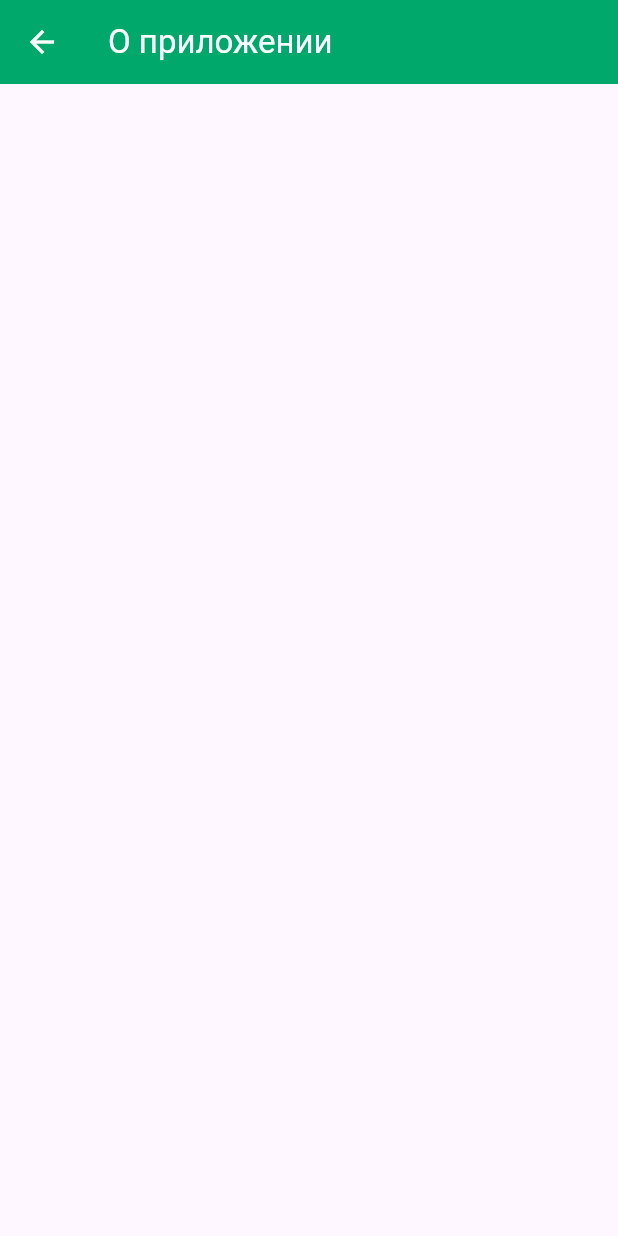
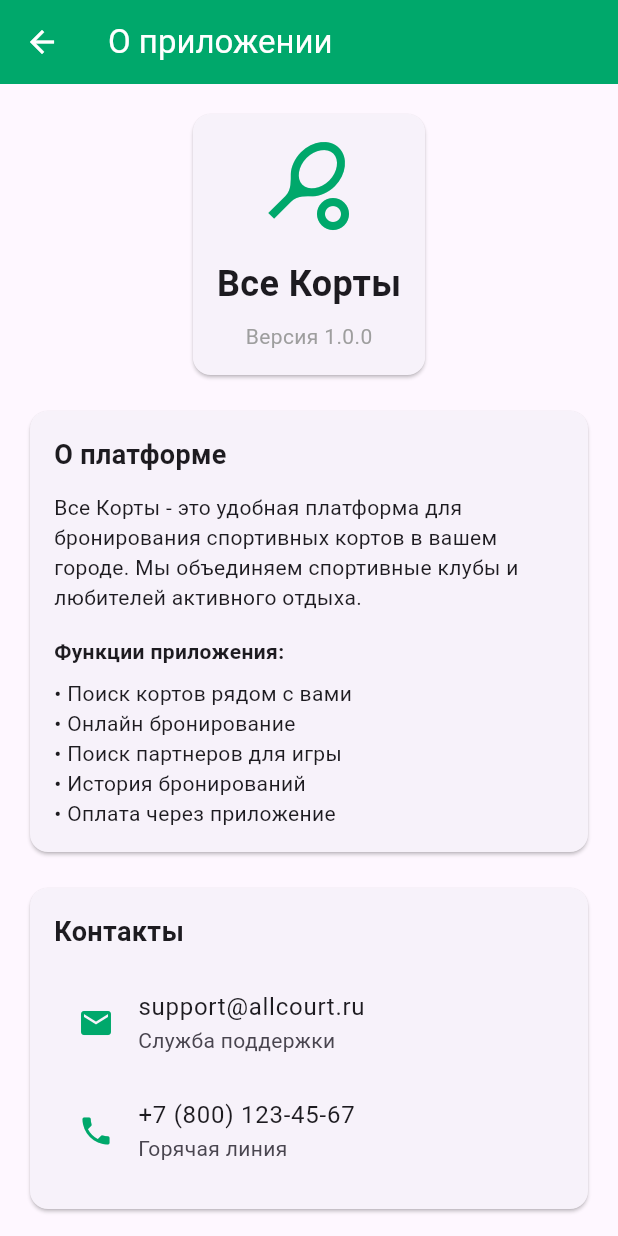
Before and after one commit to Bulllgakov/sports_booking_app, a Flutter app: the screen it shows after launch, after a tap on "О приложении", on a phone screen of 412 x 824 dp. Run offline on Flutter 3.47's test engine with Material 3 defaults, Android fonts, the phone set to English and light mode, and no system bars; our stand-ins replace cloud_firestore, firebase_auth, firebase_core, go_router, google_fonts, qr_flutter and 2 more; accounts and stored records are empty.

Commit message:
Fix Flutter syntax issues - only app files

```diff
--- a/lib/main.dart
+++ b/lib/main.dart
@@ -40,8 +40,8 @@ class HomePage extends StatelessWidget {
         padding: const EdgeInsets.all(16),
         children: [
           // Логотип и приветствие
-          const Column(
-            children: [
+          Column(
+            children: const [
               Icon(
                 Icons.sports_tennis,
                 size: 80,
@@ -159,8 +159,9 @@ class AboutPage extends StatelessWidget {
       appBar: AppBar(
         title: const Text('О приложении'),
       ),
-      body: Padding(
+      body: SingleChildScrollView(
         padding: const EdgeInsets.all(16),
+        child: Column(
           children: [
             Card(
               child: Padding(
@@ -258,6 +259,7 @@ class AboutPage extends StatelessWidget {
             ),
           ],
         ),
+      ),
     );
   }
 }
```
Lines whose indentation alone changed are shown as unchanged.
